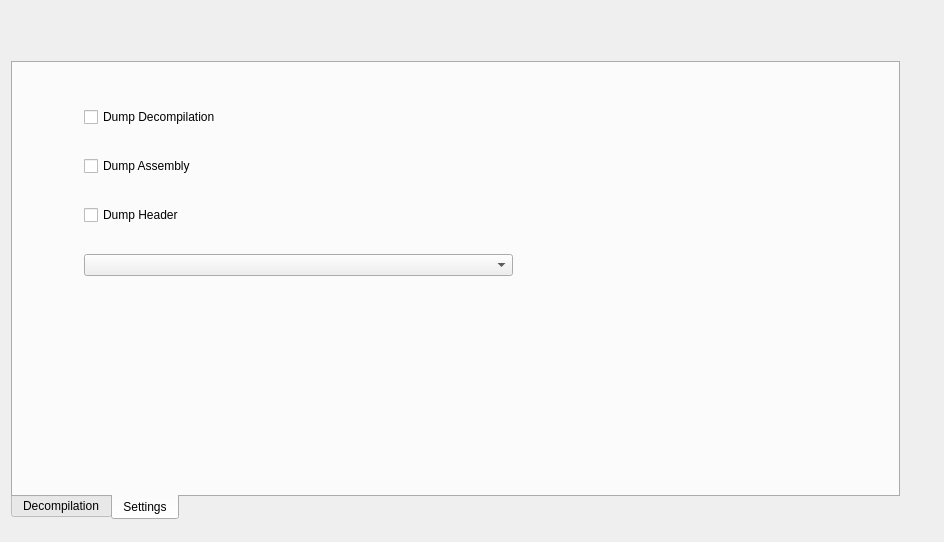
This is src/core/acts-ui/widgets/gsc/GscDecompilerWidget.ui in ate47/atian-cod-tools as Qt 5 draws it before an edit. The edited form follows.
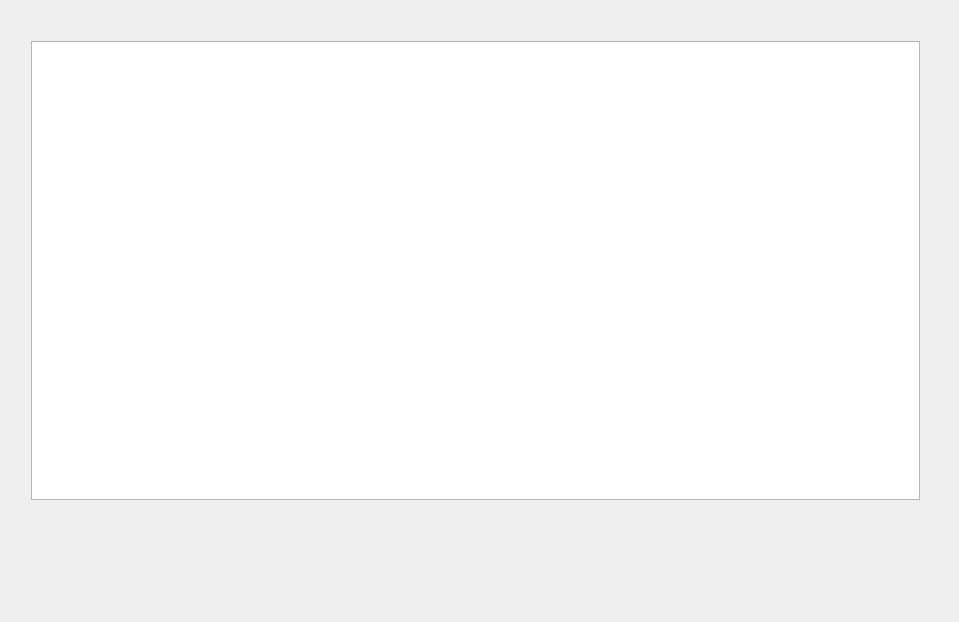
This is the edited form.

Commit message: feat: settings menu for ui3, remove settings tab in decomp

What changed in the file:
```diff
--- a/src/core/acts-ui/widgets/gsc/GscDecompilerWidget.ui
+++ b/src/core/acts-ui/widgets/gsc/GscDecompilerWidget.ui
@@ -6,8 +6,8 @@
    <rect>
     <x>0</x>
     <y>0</y>
-    <width>944</width>
-    <height>542</height>
+    <width>959</width>
+    <height>622</height>
    </rect>
   </property>
   <property name="minimumSize">
@@ -22,86 +22,15 @@
   <widget class="QWidget" name="verticalLayoutWidget">
    <property name="geometry">
     <rect>
-     <x>0</x>
-     <y>50</y>
+     <x>20</x>
+     <y>30</y>
      <width>911</width>
      <height>481</height>
     </rect>
    </property>
    <layout class="QVBoxLayout" name="mainLayout">
     <item>
-     <widget class="QTabWidget" name="tabWidget">
-      <property name="tabPosition">
-       <enum>QTabWidget::TabPosition::South</enum>
-      </property>
-      <property name="currentIndex">
-       <number>1</number>
-      </property>
-      <widget class="QWidget" name="tabDecompilation">
-       <attribute name="title">
-        <string>Decompilation</string>
-       </attribute>
-       <widget class="QWidget" name="verticalLayoutWidget_2">
-        <property name="geometry">
-         <rect>
-          <x>10</x>
-          <y>10</y>
-          <width>881</width>
-          <height>431</height>
-         </rect>
-        </property>
-        <layout class="QVBoxLayout" name="tabDecompLayout">
-         <item>
-          <widget class="QTextEdit" name="textEdit"/>
-         </item>
-        </layout>
-       </widget>
-      </widget>
-      <widget class="QWidget" name="tabSettings">
-       <attribute name="title">
-        <string>Settings</string>
-       </attribute>
-       <widget class="QWidget" name="layoutWidget">
-        <property name="geometry">
-         <rect>
-          <x>60</x>
-          <y>10</y>
-          <width>451</width>
-          <height>241</height>
-         </rect>
-        </property>
-        <layout class="QVBoxLayout" name="tabSettingsLayout">
-         <property name="spacing">
-          <number>6</number>
-         </property>
-         <item>
-          <widget class="QCheckBox" name="checkBoxDecompilation">
-           <property name="text">
-            <string>Dump Decompilation</string>
-           </property>
-          </widget>
-         </item>
-         <item>
-          <widget class="QCheckBox" name="checkBoxAssembly">
-           <property name="text">
-            <string>Dump Assembly</string>
-           </property>
-          </widget>
-         </item>
-         <item>
-          <widget class="QCheckBox" name="checkBoxHeader">
-           <property name="text">
-            <string>Dump Header</string>
-           </property>
-          </widget>
-         </item>
-         <item>
-          <widget class="QComboBox" name="formattersList"/>
-         </item>
-        </layout>
-       </widget>
-      </widget>
-     </widget>
+     <widget class="QTextEdit" name="textEdit"/>
     </item>
    </layout>
   </widget>
```
The commit also changes 15 other files.
